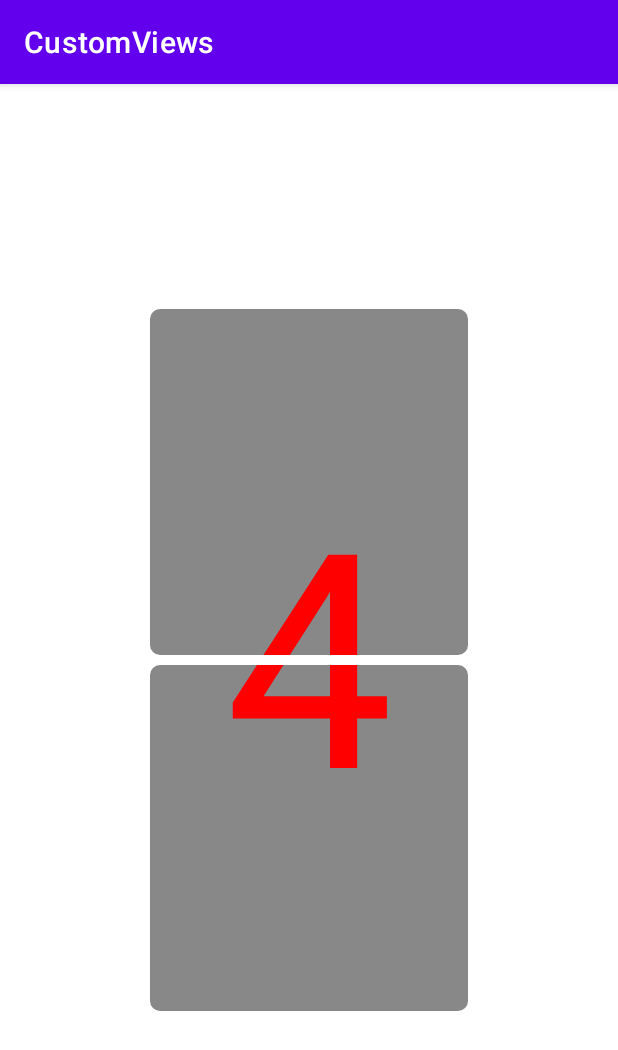
After one commit to YangYang98/CustomViewDemo, an Android app: the FlipNumberViewActivity screen opened directly, with no data from a screen before it, on a phone screen of 412 x 824 dp. The commit adds this screen. Shown: the top 1050 px of the screen. Run offline under Robolectric (Android 15) with nearby library versions, the phone set to English and light mode, and no system bars.

Commit message:
MOD：自定义View  ----> 翻页数字

```diff
--- a/app/src/main/AndroidManifest.xml
+++ b/app/src/main/AndroidManifest.xml
@@ -13,6 +13,8 @@
         android:supportsRtl="true"
         android:theme="@style/Theme.CustomViewDemo"
         tools:targetApi="31">
+
+        <activity android:name=".ui.activity.customer.FlipNumberViewActivity" android:exported="false" />
 
         <activity android:name=".ui.activity.customer.HorizontalExpandMenuActivity" android:exported="false" />
 
--- /dev/null
+++ b/app/src/main/java/com/yang/customviewdemo/ui/activity/customer/FlipNumberViewActivity.kt
@@ -0,0 +1,18 @@
+package com.yang.customviewdemo.ui.activity.customer
+
+import android.os.Bundle
+import androidx.appcompat.app.AppCompatActivity
+import com.yang.customviewdemo.R
+
+
+/**
+ * Create by Yang Yang on 2023/10/17
+ */
+class FlipNumberViewActivity : AppCompatActivity() {
+
+    override fun onCreate(savedInstanceState: Bundle?) {
+        super.onCreate(savedInstanceState)
+
+        setContentView(R.layout.activity_flip_number_view)
+    }
+}
--- a/app/src/main/java/com/yang/customviewdemo/ui/activity/customer/MainCustomViewActivity.kt
+++ b/app/src/main/java/com/yang/customviewdemo/ui/activity/customer/MainCustomViewActivity.kt
@@ -56,5 +56,9 @@ class MainCustomViewActivity : AppCompatActivity() {
         findViewById<Button>(R.id.btn_expand_menu).setOnClickListener {
             startActivity(Intent(this, HorizontalExpandMenuActivity::class.java))
         }
+
+        findViewById<Button>(R.id.btn_flip_number_view).setOnClickListener {
+            startActivity(Intent(this, FlipNumberViewActivity::class.java))
+        }
     }
 }
--- /dev/null
+++ b/app/src/main/java/com/yang/customviewdemo/ui/widget/FlipNumberView.kt
@@ -0,0 +1,98 @@
+package com.yang.customviewdemo.ui.widget
+
+import android.content.Context
+import android.graphics.Canvas
+import android.graphics.Color
+import android.graphics.Paint
+import android.graphics.Rect
+import android.util.AttributeSet
+import android.view.View
+import com.yang.customviewdemo.utils.sp2px
+
+
+/**
+ * Create by Yang Yang on 2023/10/16
+ */
+class FlipNumberView @JvmOverloads constructor(
+    context: Context,
+    attrs: AttributeSet? = null,
+    defStyleAttr: Int = 0
+): View(context, attrs, defStyleAttr) {
+
+    /**
+     * 每片card的宽高
+     */
+    private var cardWidth: Float = 0F
+    private var cardHeight: Float = 0F
+
+    /**
+     * padding大小，为阴影绘制留出空间
+     */
+    var paddingSize: Float = 250F
+
+    var mPaint: Paint = Paint()
+    private val textPaint = Paint(Paint.ANTI_ALIAS_FLAG)
+    val textBounds = Rect()
+
+    init {
+        initPaint()
+    }
+
+    private fun initPaint() {
+        mPaint.apply {
+            style = Paint.Style.FILL
+            color = Color.GRAY
+        }
+
+        textPaint.apply {
+            textSize = 200f.sp2px
+            color = Color.RED
+        }
+    }
+
+    override fun onSizeChanged(w: Int, h: Int, oldw: Int, oldh: Int) {
+        super.onSizeChanged(w, h, oldw, oldh)
+
+        //设置card 大小
+        cardWidth = width - paddingSize * 2
+        cardHeight = height / 2 - paddingSize
+    }
+
+    override fun onDraw(canvas: Canvas) {
+        super.onDraw(canvas)
+
+        val space = 10f
+        val bgBorderR = 10f
+
+        val upperHalfBottom = height.toFloat() / 2 - space / 2
+        canvas.drawRoundRect(
+            0f, 0f, width.toFloat(), upperHalfBottom, bgBorderR, bgBorderR, mPaint
+        )
+
+        val lowerHalfTop = height.toFloat() / 2 + space / 2
+        canvas.drawRoundRect(
+            0f, lowerHalfTop, width.toFloat(), height.toFloat(), bgBorderR, bgBorderR, mPaint
+        )
+
+        val number4 = "4"
+        textPaint.getTextBounds(number4, 0, number4.length, textBounds)
+        val x = (width / 2 - textBounds.width() / 2 - textBounds.left).toFloat()
+        val y = (height / 2 + textBounds.height() / 2 - textBounds.bottom).toFloat()
+
+        canvas.save()
+        canvas.clipRect(
+            0f, 0f, width.toFloat(), upperHalfBottom
+        )
+        canvas.drawText(number4, x, y, textPaint)
+        canvas.restore()
+
+        canvas.save()
+        canvas.clipRect(
+            0f, lowerHalfTop,
+            width.toFloat(),
+            height.toFloat()
+        )
+        canvas.drawText(number4, x, y, textPaint)
+        canvas.restore()
+    }
+}
--- a/app/src/main/res/layout/activity_custom_view.xml
+++ b/app/src/main/res/layout/activity_custom_view.xml
@@ -86,5 +86,13 @@
         android:textAllCaps="false"
         />
 
+    <Button
+        android:id="@+id/btn_flip_number_view"
+        android:layout_width="wrap_content"
+        android:layout_height="wrap_content"
+        android:text="数字翻页"
+        android:textAllCaps="false"
+        />
+
 
 </LinearLayout>
--- /dev/null
+++ b/app/src/main/res/layout/activity_flip_number_view.xml
@@ -0,0 +1,16 @@
+<?xml version="1.0" encoding="utf-8"?>
+<androidx.constraintlayout.widget.ConstraintLayout xmlns:android="http://schemas.android.com/apk/res/android"
+    android:layout_width="match_parent"
+    android:layout_height="match_parent"
+    android:paddingStart="100dp"
+    android:paddingEnd="100dp"
+    android:paddingTop="150dp"
+    android:paddingBottom="150dp"
+    >
+
+    <com.yang.customviewdemo.ui.widget.FlipNumberView
+        android:layout_width="match_parent"
+        android:layout_height="match_parent"
+        />
+
+</androidx.constraintlayout.widget.ConstraintLayout>
```
